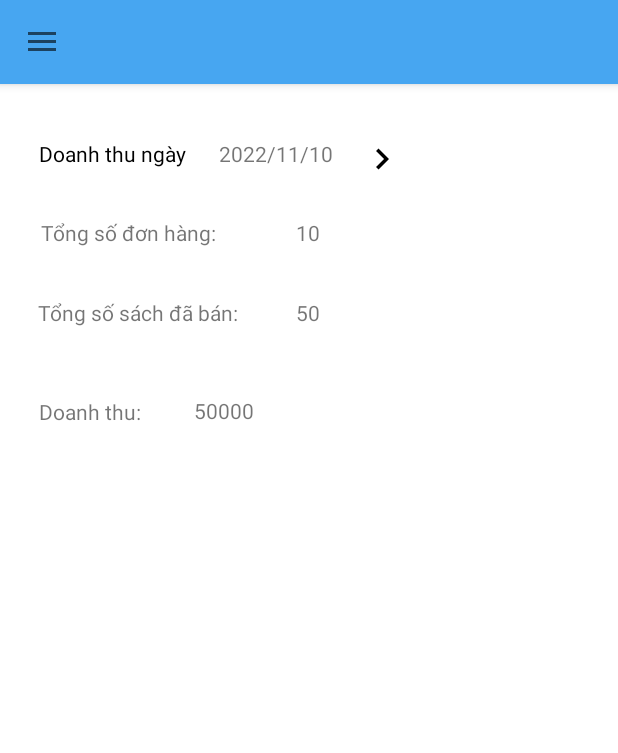
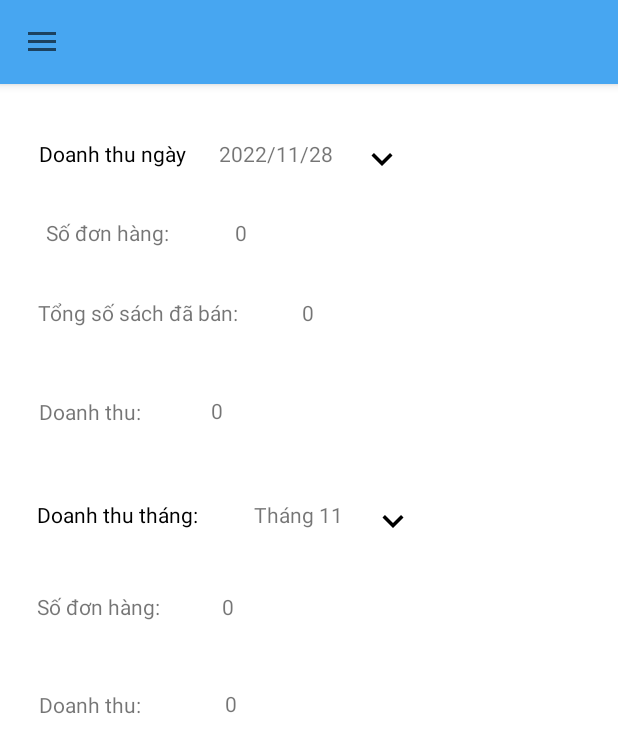
Before and after one commit to caotvph21393/DU_AN_1, an Android app: the screen it shows after launch (MainActivity), in the side drawer, after a tap on "́thống kê", on a phone screen of 412 x 824 dp. Shown: the top 753 px of the screen. Run offline under Robolectric (Android 15) with nearby library versions, the light colour scheme and no system bars.

Commit message:
thongke 28.11

```diff
--- /dev/null
+++ b/app/src/main/java/cp17304_n3/fpoly/du_an_1/DAO/ThongKeDAO.java
@@ -0,0 +1,118 @@
+package cp17304_n3.fpoly.du_an_1.DAO;
+
+import android.util.Log;
+
+import java.sql.Connection;
+import java.sql.ResultSet;
+import java.sql.Statement;
+
+import cp17304_n3.fpoly.du_an_1.Datbase.DbSqlServer;
+
+public class ThongKeDAO {
+    Connection objConn;
+
+    public ThongKeDAO() {
+        DbSqlServer db=new DbSqlServer();
+        objConn=db.openConnect();
+    }
+    public int getDoanhThuNgay(String ngay){
+        ngay=ngay.replace("/","-");
+        int sumday=0;
+        try {
+            if(this.objConn!=null){
+                String sqlQuery="select sum(DonGia) as sumday from ChiTietHoaDon as cthd join DonHang as dh on cthd.idDonHang=dh.idDonHang where  dh.ThoiGian like '"+ngay+"' group by dh.ThoiGian";
+                Statement statement=this.objConn.createStatement();// khởi tạo cấu trúc truy vấn
+
+                ResultSet resultSet=statement.executeQuery(sqlQuery);// thực thi câu lệnh truy vấn
+                while (resultSet.next()){//đọc dữ liệu gán vào đối tượng
+                    sumday=resultSet.getInt("sumday");
+
+                }
+            }
+        }catch (Exception e){
+            Log.e("zzzzz","getDoanhThuNgay: co loi truy van du lieu");
+            e.printStackTrace();
+        }
+        return sumday;
+
+    }
+    public int getDoanhThuThang(String thang){
+        int summouth=0;
+        try {
+            if(this.objConn!=null){
+                String sqlQuery="select sum(DonGia) as summonth from ChiTietHoaDon as cthd join DonHang as dh on cthd.idDonHang=dh.idDonHang where month(dh.ThoiGian)="+thang+" group by month(dh.ThoiGian)";
+                Statement statement=this.objConn.createStatement();// khởi tạo cấu trúc truy vấn
+
+                ResultSet resultSet=statement.executeQuery(sqlQuery);// thực thi câu lệnh truy vấn
+                while (resultSet.next()){//đọc dữ liệu gán vào đối tượng
+                    summouth=resultSet.getInt("summonth");
+
+                }
+
+            }
+        }catch (Exception e){
+            Log.e("zzzz","getDoanhThuThang:co loi truy van");
+        }
+        return summouth;
+    }
+    public int getSoHoaDonNgay(String ngay){
+        ngay=ngay.replace("/","-");
+        int soHoaDonNgay=0;
+        try {
+            if(this.objConn!=null){
+                String sqlQuery="select count(idDonHang) as sodonhangngay from DonHang where  ThoiGian like '"+ngay+"' group by ThoiGian";
+                Statement statement=this.objConn.createStatement();// khởi tạo cấu trúc truy vấn
+
+                ResultSet resultSet=statement.executeQuery(sqlQuery);// thực thi câu lệnh truy vấn
+                while (resultSet.next()){//đọc dữ liệu gán vào đối tượng
+                    soHoaDonNgay=resultSet.getInt("sodonhangngay");
+
+                }
+
+            }
+        }catch (Exception e){
+            Log.e("zzzz","số đơn hàng ngày:co loi truy van");
+        }
+        return soHoaDonNgay;
+    }
+    public int getSoHoaDonThang(String thang){
+        int soHoaDonThang=0;
+        try {
+            if(this.objConn!=null){
+                String sqlQuery="select count(idDonHang) as sodonhangthang from DonHang where  month(ThoiGian)="+thang+" group by month(ThoiGian)";
+                Statement statement=this.objConn.createStatement();// khởi tạo cấu trúc truy vấn
+
+                ResultSet resultSet=statement.executeQuery(sqlQuery);// thực thi câu lệnh truy vấn
+                while (resultSet.next()){//đọc dữ liệu gán vào đối tượng
+                    soHoaDonThang=resultSet.getInt("sodonhangthang");
+
+                }
+
+            }
+        }catch (Exception e){
+            Log.e("zzzz","số đơn hàng tháng:co loi truy van");
+        }
+        return soHoaDonThang;
+    }
+    public int getSoLuongSachDaBan(String ngay){
+        ngay=ngay.replace("/","-");
+        int soLuongSachDaBan=0;
+        try {
+            if(this.objConn!=null){
+                String sqlQuery="select sum(cthd.SoLuong) as sumsoluong from ChiTietHoaDon as cthd join DonHang as dh on cthd.idDonHang=dh.idDonHang where  dh.ThoiGian like '"+ngay+"' group by dh.ThoiGian";
+                Statement statement=this.objConn.createStatement();// khởi tạo cấu trúc truy vấn
+
+                ResultSet resultSet=statement.executeQuery(sqlQuery);// thực thi câu lệnh truy vấn
+                while (resultSet.next()){//đọc dữ liệu gán vào đối tượng
+                    soLuongSachDaBan=resultSet.getInt("sumsoluong");
+
+                }
+
+            }
+        }catch (Exception e){
+            Log.e("zzzz","số lượng sách đã bán:co loi truy van");
+        }
+        return soLuongSachDaBan;
+    }
+
+}
--- a/app/src/main/java/cp17304_n3/fpoly/du_an_1/Fragment/ThongKe.java
+++ b/app/src/main/java/cp17304_n3/fpoly/du_an_1/Fragment/ThongKe.java
@@ -6,20 +6,26 @@ import android.os.Bundle;
 import androidx.fragment.app.Fragment;
 
 import android.view.LayoutInflater;
+import android.view.MenuInflater;
+import android.view.MenuItem;
 import android.view.View;
 import android.view.ViewGroup;
 import android.widget.DatePicker;
 import android.widget.ImageView;
+import android.widget.PopupMenu;
 import android.widget.TextView;
 
+import java.text.SimpleDateFormat;
 import java.util.Calendar;
 
+import cp17304_n3.fpoly.du_an_1.DAO.ThongKeDAO;
 import cp17304_n3.fpoly.du_an_1.R;
 
 
 public class ThongKe extends Fragment {
-     ImageView ivngay;
-     TextView txtngay;
+    ImageView ivngay,ivthang;
+    TextView txtngay,txtmenuthang,txtthang,txtdoanhthungay,txtdoanhthuthang,txtsodonhangngay,txtsodonhangthang,txtsosachdaban;
+    ThongKeDAO dao=new ThongKeDAO();
 
     public static Fragment newInstance() {
         ThongKe fragment = new ThongKe();
@@ -35,7 +41,26 @@ public class ThongKe extends Fragment {
         View view= inflater.inflate(R.layout.fragment_thong_ke, container, false);
         ivngay=view.findViewById(R.id.ivngay);
         txtngay=view.findViewById(R.id.txtngay);
+        ivthang=view.findViewById(R.id.ivthang);
+        txtmenuthang=view.findViewById(R.id.txtmenuthang);
+        txtthang=view.findViewById(R.id.txtthang);
+        txtdoanhthungay=view.findViewById(R.id.txtdoanhthungay);
+        txtdoanhthuthang=view.findViewById(R.id.txtdoanhthuthang);
+        txtsodonhangngay=view.findViewById(R.id.txtsodonhangngay);
+        txtsodonhangthang=view.findViewById(R.id.txtsodonhangthang);
+        txtsosachdaban=view.findViewById(R.id.txtsosangdaban);
+
         Calendar calendar=Calendar.getInstance();
+        SimpleDateFormat dateformat = new SimpleDateFormat("yyyy/MM/dd");
+        String datetime = dateformat.format(calendar.getTime());
+        String mounth=datetime.substring(5,7) ;
+        txtngay.setText(datetime);
+        txtthang.setText("Tháng "+mounth);
+        ngay(datetime);
+        thang(mounth);
+
+
+
         ivngay.setOnClickListener(new View.OnClickListener() {
             @Override
             public void onClick(View v) {
@@ -56,6 +81,7 @@ public class ThongKe extends Fragment {
                             thang=String.valueOf((month+1));
                         }
                         txtngay.setText(year+"/"+thang+"/"+ngay);
+                        ngay(datetime);
 
                     }
                 },calendar.get(Calendar.YEAR),
@@ -65,7 +91,95 @@ public class ThongKe extends Fragment {
                 datePickerDialog.show();
             }
         });
+        ivthang.setOnClickListener(new View.OnClickListener() {
+            @Override
+            public void onClick(View v) {
+                menuthang();
+            }
+        });
+
+
+
         return view;
 
     }
+    public void menuthang(){
+        PopupMenu popupMenu=new PopupMenu(getContext(),txtmenuthang);
+        MenuInflater info=popupMenu.getMenuInflater();
+        info.inflate(R.menu.menuthang,popupMenu.getMenu());
+        popupMenu.setOnMenuItemClickListener(new PopupMenu.OnMenuItemClickListener() {
+            @Override
+            public boolean onMenuItemClick(MenuItem item) {
+                switch (item.getItemId()){
+                    case R.id.m1:
+                        txtthang.setText("Tháng 1");
+                        thang("1");
+                        break;
+                    case R.id.m2:
+                        txtthang.setText("Tháng 2");
+                        thang("2");
+                        break;
+                    case R.id.m3:
+                        txtthang.setText("Tháng 3");
+                        thang("3");
+                        break;
+                    case R.id.m4:
+                        txtthang.setText("Tháng 4");
+                        thang("4");
+                        break;
+                    case R.id.m5:
+                        txtthang.setText("Tháng 5");
+                        thang("5");
+                        break;
+                    case R.id.m6:
+                        txtthang.setText("Tháng 6");
+                        thang("6");
+                        break;
+                    case R.id.m7:
+                        txtthang.setText("Tháng 7");
+                        thang("7");
+                        break;
+                    case R.id.m8:
+                        txtthang.setText("Tháng 8");
+                        thang("8");
+                        break;
+                    case R.id.m9:
+                        txtthang.setText("Tháng 9");
+                        thang("9");
+                        break;
+                    case R.id.m10:
+                        txtthang.setText("Tháng 10");
+                        thang("10");
+                        break;
+                    case R.id.m11:
+                        txtthang.setText("Tháng 11");
+                        thang("11");
+                        break;
+                    case R.id.m12:
+                        txtthang.setText("Tháng 12");
+                        thang("12");
+                        break;
+
+                }
+                return false;
+            }
+        });
+        popupMenu.show();
+
+
+    }
+    public void thang(String mounth){
+        String sodonhangthang= String.valueOf(dao.getSoHoaDonThang(mounth));
+        txtsodonhangthang.setText(sodonhangthang);
+        String doanhthuthang= String.valueOf(dao.getDoanhThuThang(mounth));
+        txtdoanhthuthang.setText(doanhthuthang);
+    }
+    public void ngay(String datetime){
+        String sodonhangngay= String.valueOf(dao.getSoHoaDonNgay(datetime));
+        txtsodonhangngay.setText(sodonhangngay);
+        String sosachdaban= String.valueOf(dao.getSoLuongSachDaBan(datetime));
+        txtsosachdaban.setText(sosachdaban);
+        String doanhthungay= String.valueOf(dao.getDoanhThuNgay(datetime));
+        txtdoanhthungay.setText(doanhthungay);
+    }
 }
--- /dev/null
+++ b/app/src/main/res/drawable/ic_baseline_keyboard_arrow_down_24.xml
@@ -0,0 +1,5 @@
+<vector android:height="24dp" android:tint="#000000"
+    android:viewportHeight="24" android:viewportWidth="24"
+    android:width="24dp" xmlns:android="http://schemas.android.com/apk/res/android">
+    <path android:fillColor="@android:color/white" android:pathData="M7.41,8.59L12,13.17l4.59,-4.58L18,10l-6,6 -6,-6 1.41,-1.41z"/>
+</vector>
--- a/app/src/main/res/layout/fragment_thong_ke.xml
+++ b/app/src/main/res/layout/fragment_thong_ke.xml
@@ -5,6 +5,69 @@
     android:layout_width="match_parent"
     android:layout_height="match_parent"
     tools:context=".Fragment.ThongKe">
+
+    <TextView
+        android:id="@+id/textView13"
+        android:layout_width="wrap_content"
+        android:layout_height="wrap_content"
+        android:text="Doanh thu:"
+        app:layout_constraintBottom_toBottomOf="parent"
+        app:layout_constraintEnd_toEndOf="parent"
+        app:layout_constraintHorizontal_bias="0.075"
+        app:layout_constraintStart_toStartOf="parent"
+        app:layout_constraintTop_toTopOf="parent"
+        app:layout_constraintVertical_bias="0.54" />
+
+
+    <TextView
+        android:id="@+id/txtdoanhthuthang"
+        android:layout_width="wrap_content"
+        android:layout_height="wrap_content"
+        android:text="500000 Đ"
+        app:layout_constraintBottom_toBottomOf="parent"
+        app:layout_constraintEnd_toEndOf="parent"
+        app:layout_constraintHorizontal_bias="0.371"
+        app:layout_constraintStart_toStartOf="parent"
+        app:layout_constraintTop_toTopOf="parent"
+        app:layout_constraintVertical_bias="0.539" />
+
+
+
+    <TextView
+        android:id="@+id/txtsodonhangthang"
+        android:layout_width="wrap_content"
+        android:layout_height="wrap_content"
+        android:text="10"
+        app:layout_constraintBottom_toBottomOf="parent"
+        app:layout_constraintEnd_toEndOf="parent"
+        app:layout_constraintHorizontal_bias="0.367"
+        app:layout_constraintStart_toStartOf="parent"
+        app:layout_constraintTop_toTopOf="parent"
+        app:layout_constraintVertical_bias="0.452" />
+
+    <TextView
+        android:id="@+id/textView11"
+        android:layout_width="wrap_content"
+        android:layout_height="wrap_content"
+        android:text="Số đơn hàng: "
+        app:layout_constraintBottom_toBottomOf="parent"
+        app:layout_constraintEnd_toEndOf="parent"
+        app:layout_constraintHorizontal_bias="0.076"
+        app:layout_constraintStart_toStartOf="parent"
+        app:layout_constraintTop_toTopOf="parent"
+        app:layout_constraintVertical_bias="0.452" />
+
+    <ImageView
+        android:id="@+id/ivthang"
+        android:layout_width="29dp"
+        android:layout_height="28dp"
+        android:src="@drawable/ic_baseline_keyboard_arrow_down_24"
+        app:layout_constraintBottom_toBottomOf="parent"
+        app:layout_constraintEnd_toEndOf="parent"
+        app:layout_constraintHorizontal_bias="0.646"
+        app:layout_constraintStart_toStartOf="parent"
+        app:layout_constraintTop_toTopOf="parent"
+        app:layout_constraintVertical_bias="0.375" />
 
     <TextView
         android:layout_width="wrap_content"
@@ -17,14 +80,6 @@
         app:layout_constraintStart_toStartOf="parent"
         app:layout_constraintTop_toTopOf="parent"
         app:layout_constraintVertical_bias="0.049" />
-
-    <com.google.android.material.textfield.TextInputLayout
-        android:layout_width="286dp"
-        android:layout_height="wrap_content"
-        tools:layout_editor_absoluteX="124dp"
-        tools:layout_editor_absoluteY="48dp">
-
-    </com.google.android.material.textfield.TextInputLayout>
 
     <TextView
         android:id="@+id/txtngay"
@@ -42,7 +97,7 @@
         android:id="@+id/ivngay"
         android:layout_width="29dp"
         android:layout_height="28dp"
-        android:src="@drawable/ic_baseline_navigate_next_24"
+        android:src="@drawable/ic_baseline_keyboard_arrow_down_24"
         app:layout_constraintBottom_toBottomOf="parent"
         app:layout_constraintEnd_toEndOf="parent"
         app:layout_constraintHorizontal_bias="0.628"
@@ -54,7 +109,7 @@
         android:id="@+id/textView3"
         android:layout_width="wrap_content"
         android:layout_height="wrap_content"
-        android:text="Tổng số đơn hàng: "
+        android:text="Số đơn hàng: "
         app:layout_constraintBottom_toBottomOf="parent"
         app:layout_constraintEnd_toEndOf="parent"
         app:layout_constraintHorizontal_bias="0.094"
@@ -63,13 +118,13 @@
         app:layout_constraintVertical_bias="0.119" />
 
     <TextView
-        android:id="@+id/textView4"
+        android:id="@+id/txtsodonhangngay"
         android:layout_width="wrap_content"
         android:layout_height="wrap_content"
         android:text="10"
         app:layout_constraintBottom_toBottomOf="parent"
         app:layout_constraintEnd_toEndOf="parent"
-        app:layout_constraintHorizontal_bias="0.498"
+        app:layout_constraintHorizontal_bias="0.387"
         app:layout_constraintStart_toStartOf="parent"
         app:layout_constraintTop_toTopOf="parent"
         app:layout_constraintVertical_bias="0.119" />
@@ -87,7 +142,7 @@
         app:layout_constraintVertical_bias="0.191" />
 
     <TextView
-        android:id="@+id/textView6"
+        android:id="@+id/txtsosangdaban"
         android:layout_width="wrap_content"
         android:layout_height="wrap_content"
         android:text="50"
@@ -111,10 +166,10 @@
         app:layout_constraintVertical_bias="0.279" />
 
     <TextView
-        android:id="@+id/textView8"
+        android:id="@+id/txtdoanhthungay"
         android:layout_width="wrap_content"
         android:layout_height="wrap_content"
-        android:text="50000"
+        android:text="50000 Đ"
         app:layout_constraintBottom_toBottomOf="parent"
         app:layout_constraintEnd_toEndOf="parent"
         app:layout_constraintHorizontal_bias="0.348"
@@ -122,4 +177,40 @@
         app:layout_constraintTop_toTopOf="parent"
         app:layout_constraintVertical_bias="0.278" />
 
+    <TextView
+        android:id="@+id/textView9"
+        android:layout_width="wrap_content"
+        android:layout_height="wrap_content"
+        android:text="Doanh thu tháng:"
+        android:textColor="@color/black"
+        app:layout_constraintBottom_toBottomOf="parent"
+        app:layout_constraintEnd_toEndOf="parent"
+        app:layout_constraintHorizontal_bias="0.081"
+        app:layout_constraintStart_toStartOf="parent"
+        app:layout_constraintTop_toTopOf="parent"
+        app:layout_constraintVertical_bias="0.37" />
+
+    <TextView
+        android:id="@+id/txtthang"
+        android:layout_width="wrap_content"
+        android:layout_height="wrap_content"
+        android:text="Tháng 11"
+        app:layout_constraintBottom_toBottomOf="parent"
+        app:layout_constraintEnd_toEndOf="parent"
+        app:layout_constraintHorizontal_bias="0.48"
+        app:layout_constraintStart_toStartOf="parent"
+        app:layout_constraintTop_toTopOf="parent"
+        app:layout_constraintVertical_bias="0.37" />
+
+    <TextView
+        android:id="@+id/txtmenuthang"
+        android:layout_width="wrap_content"
+        android:layout_height="wrap_content"
+        app:layout_constraintBottom_toBottomOf="parent"
+        app:layout_constraintEnd_toEndOf="parent"
+        app:layout_constraintHorizontal_bias="0.671"
+        app:layout_constraintStart_toStartOf="parent"
+        app:layout_constraintTop_toTopOf="parent"
+        app:layout_constraintVertical_bias="0.383" />
+
 </androidx.constraintlayout.widget.ConstraintLayout>
--- /dev/null
+++ b/app/src/main/res/menu/menuthang.xml
@@ -0,0 +1,27 @@
+<?xml version="1.0" encoding="utf-8"?>
+<menu xmlns:android="http://schemas.android.com/apk/res/android">
+    <item android:title="Tháng 1"
+        android:id="@+id/m1"/>
+    <item android:title="Tháng 2"
+        android:id="@+id/m2"/>
+    <item android:title="Tháng 3"
+        android:id="@+id/m3"/>
+    <item android:title="Tháng 4"
+        android:id="@+id/m4"/>
+    <item android:title="Tháng 5"
+        android:id="@+id/m5"/>
+    <item android:title="Tháng 6"
+        android:id="@+id/m6"/>
+    <item android:title="Tháng 7"
+        android:id="@+id/m7"/>
+    <item android:title="Tháng 8"
+        android:id="@+id/m8"/>
+    <item android:title="Tháng 9"
+        android:id="@+id/m9"/>
+    <item android:title="Tháng 10"
+        android:id="@+id/m10"/>
+    <item android:title="Tháng 11"
+        android:id="@+id/m11"/>
+    <item android:title="Tháng 12"
+        android:id="@+id/m12"/>
+</menu>
```
